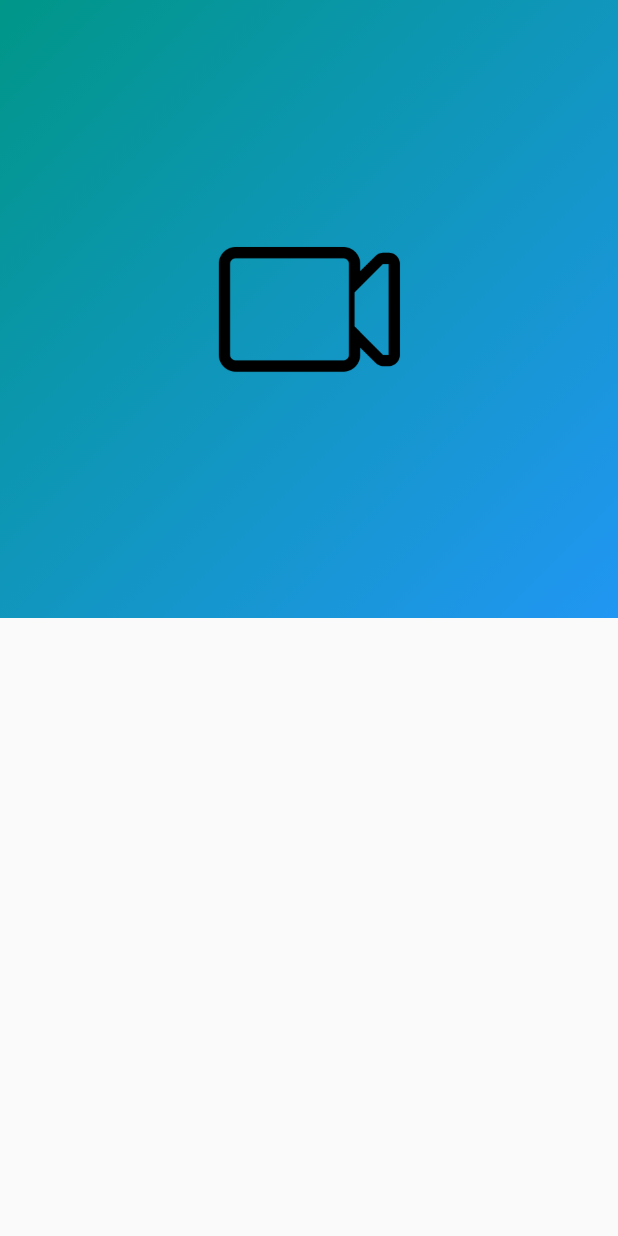
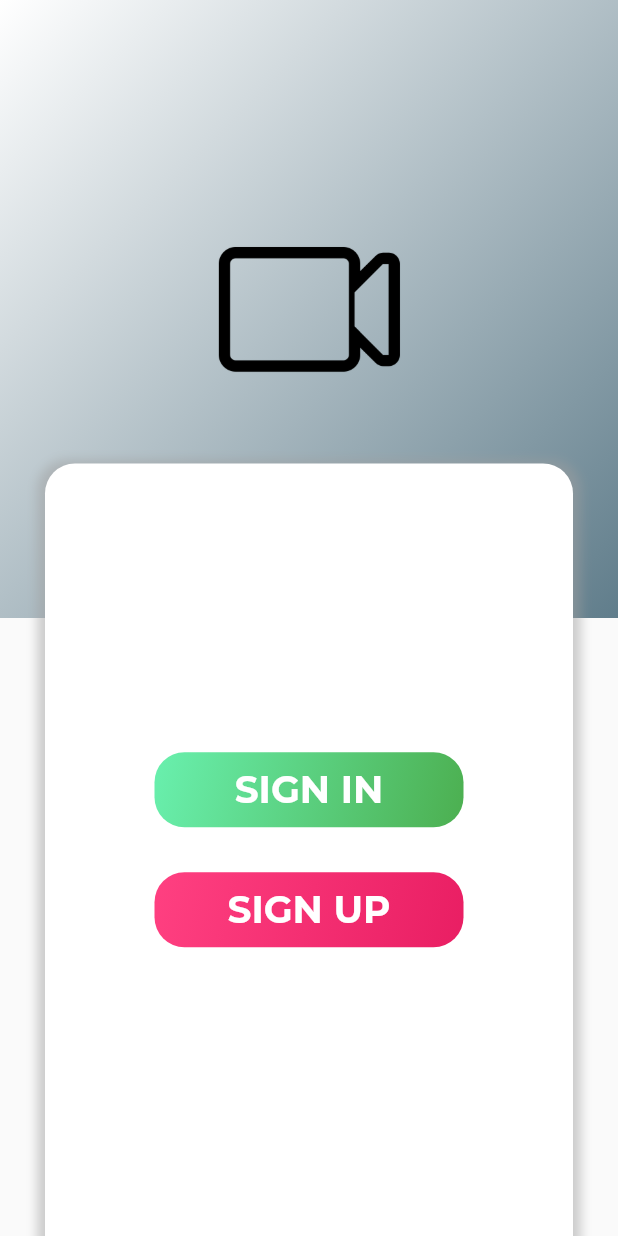
Before and after one commit to iamparasbansal/MicroTeams, a Flutter app: the NavigateAuthScreen screen opened directly, on a phone screen of 412 x 824 dp. Run offline on Flutter 3.47's test engine with Material 2 defaults, Android fonts, the phone set to English and light mode, and no system bars; our stand-ins replace google_fonts, introduction_screen; missing offline and left inert: flutter_config.

Commit message:
UI Changes

```diff
--- a/lib/authentication/navigateauthscreen.dart
+++ b/lib/authentication/navigateauthscreen.dart
@@ -1,4 +1,5 @@
 import 'package:flutter/material.dart';
+import 'package:microteams/variables.dart';
 
 class NavigateAuthScreen extends StatefulWidget {
   const NavigateAuthScreen({ Key? key }) : super(key: key);
@@ -10,6 +11,7 @@ class NavigateAuthScreen extends StatefulWidget {
 class _NavigateAuthScreenState extends State<NavigateAuthScreen> {
   @override
   Widget build(BuildContext context) {
+    Color myHexColor = Color(0xffffffff);
     return Scaffold(
       backgroundColor: Colors.grey[250],
       body: Stack(
@@ -21,8 +23,8 @@ class _NavigateAuthScreenState extends State<NavigateAuthScreen> {
               gradient: LinearGradient(
                 begin: Alignment.topLeft,
                 end: Alignment.bottomRight,
-                colors: [Colors.teal, Colors.blue]
-              )
+                colors: [myHexColor, Colors.blueGrey]
+              ),
             ),
             child: Center(
               child: Image.asset(
@@ -30,7 +32,74 @@ class _NavigateAuthScreenState extends State<NavigateAuthScreen> {
                 height: 100,
               ),
             ),
-          )
+          ),
+          Align(
+            alignment: Alignment.bottomCenter,
+            child: Container(
+              width: MediaQuery.of(context).size.width,
+              height: MediaQuery.of(context).size.height / 1.6,
+              margin: EdgeInsets.only(left:30, right:30),
+              decoration: BoxDecoration(
+                boxShadow: [
+                  BoxShadow(
+                    color: Colors.grey.withOpacity(0.5),
+                    spreadRadius: 5,
+                    blurRadius: 5,
+                    offset: const Offset(0,3),
+                  ),
+                ],
+                color: Colors.white,
+                borderRadius: BorderRadius.only(
+                  topLeft: Radius.circular(20),
+                  topRight: Radius.circular(20)
+                ),
+              ),
+              child: Column(
+                mainAxisAlignment: MainAxisAlignment.center,
+                children: [
+                  Container(
+                    width: MediaQuery.of(context).size.width/2,
+                    height: 50,
+                    decoration: BoxDecoration(
+                      gradient: LinearGradient(
+                        begin: Alignment.topLeft,
+                        end: Alignment.bottomRight,
+                        colors: [Colors.greenAccent, Colors.green]
+                      ),
+                      borderRadius: BorderRadius.circular(20)
+                    ),
+                    child: Center(
+                      child: Text(
+                        "SIGN IN",
+                        style: mystyle(25, Colors.white),
+                      ),
+                    ),
+                  ),
+                  SizedBox(
+                    height: 30
+                  ),
+                  Container(
+                    width: MediaQuery.of(context).size.width/2,
+                    height: 50,
+                    decoration: BoxDecoration(
+                      gradient: LinearGradient(
+                        begin: Alignment.topLeft,
+                        end: Alignment.bottomRight,
+                        colors: [Colors.pinkAccent, Colors.pink]
+                      ),
+                      borderRadius: BorderRadius.circular(20)
+                    ),
+                    child: Center(
+                      child: Text(
+                        "SIGN UP",
+                        style: mystyle(25, Colors.white),
+                      ),
+                    ),
+                  ),
+                ],
+              ),
+            ),
+          ),
         ],
       ),
     );
--- a/pubspec.yaml
+++ b/pubspec.yaml
@@ -1,8 +1,8 @@
 name: microteams
-description: A new Flutter project.
+description: A complete web conference application.
 
 # The following line prevents the package from being accidentally published to
-# pub.dev using `pub publish`. This is preferred for private packages.
+# pub.dev using `pub publish`.
 publish_to: 'none'
 
 version: 1.0.0+1
@@ -10,6 +10,8 @@ version: 1.0.0+1
 environment:
   sdk: ">=2.12.0 <3.0.0"
 
+# Run `flutter pub get` to install the following dependencies
+# before running the application in development mode
 dependencies:
   flutter:
     sdk: flutter
```
Also changed, not shown: lib/screens/introauthscreen.dart (+24 -6 lines), images/conference.png, images/secure.jpg (deleted), images/secure.png (added), images/welcome.png.
